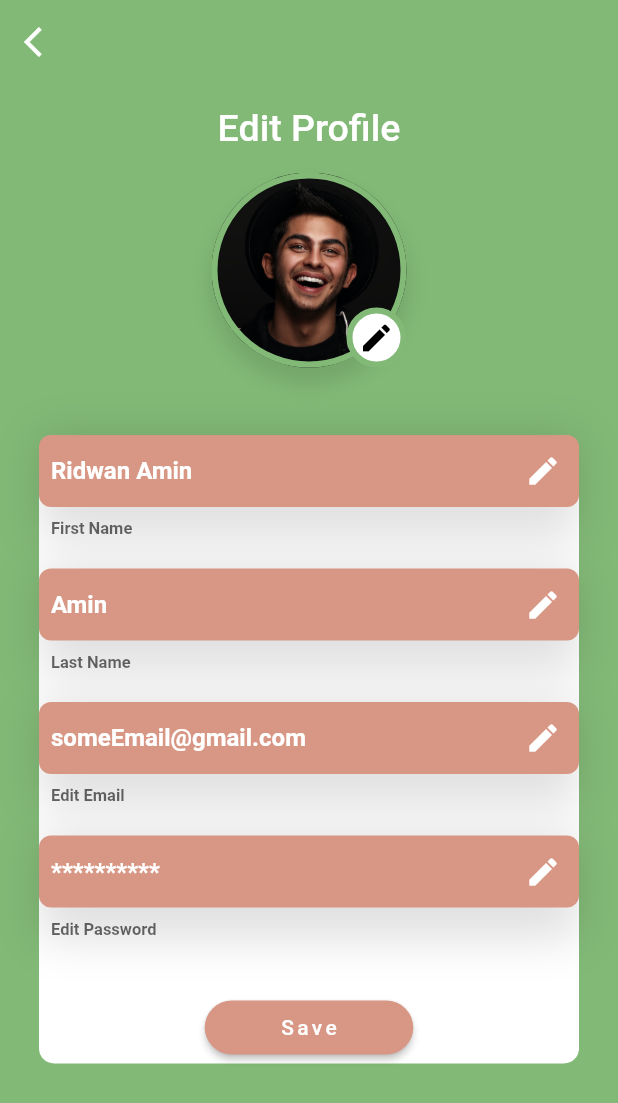
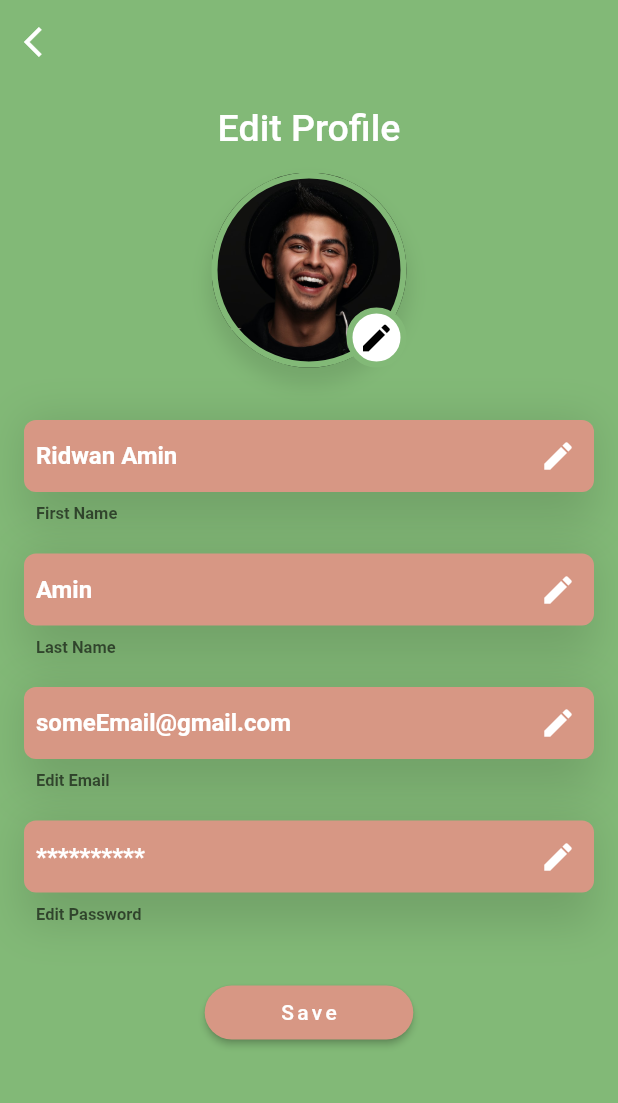
Before and after one commit to acm-projects/Catch-Up, a Flutter app: the EditProfilePage screen opened directly, on a phone screen of 412 x 824 dp. Shown: the top 1103 px of the screen. Run offline on Flutter 3.47's test engine with Material 2 defaults, Android fonts, the light colour scheme and no system bars; our stand-ins replace animated_splash_screen, firebase_auth, firebase_core, page_transition; accounts and stored records are empty.

Commit message:
updated edit profile page

```diff
--- a/lib/screens/profile.dart
+++ b/lib/screens/profile.dart
@@ -95,14 +95,7 @@ class _EditProfilePageState extends State<EditProfilePage> {
               const SizedBox(
                 height: 35, // space between profile pic and first text field
               ),
-              Container(
-                margin: EdgeInsets.all(10),
-                alignment: Alignment.bottomCenter,
-                decoration: BoxDecoration(
-                    color: Colors.white,
-                    shape: BoxShape.rectangle,
-                    borderRadius: BorderRadius.circular(10)),
-                child: Column(
+              Column(
                 mainAxisAlignment: MainAxisAlignment.spaceBetween,
                 children: [
                   buildUserInfoField("First Name", "Ridwan Amin", false),
@@ -118,8 +111,7 @@ class _EditProfilePageState extends State<EditProfilePage> {
                     child: ElevatedButton(
                       onPressed: () {},
                       style: ElevatedButton.styleFrom(
-                          backgroundColor:
-                              const Color.fromRGBO(215, 151, 132, 1),
+                        backgroundColor: const Color.fromRGBO(215, 151, 132, 1),
                         padding: const EdgeInsets.symmetric(horizontal: 50),
                         shape: RoundedRectangleBorder(
                           borderRadius: BorderRadius.circular(20),
@@ -137,7 +129,6 @@ class _EditProfilePageState extends State<EditProfilePage> {
                   ),
                 ],
               ),
-              )
             ],
           ),
         ),
```
Lines whose indentation alone changed are shown as unchanged.
